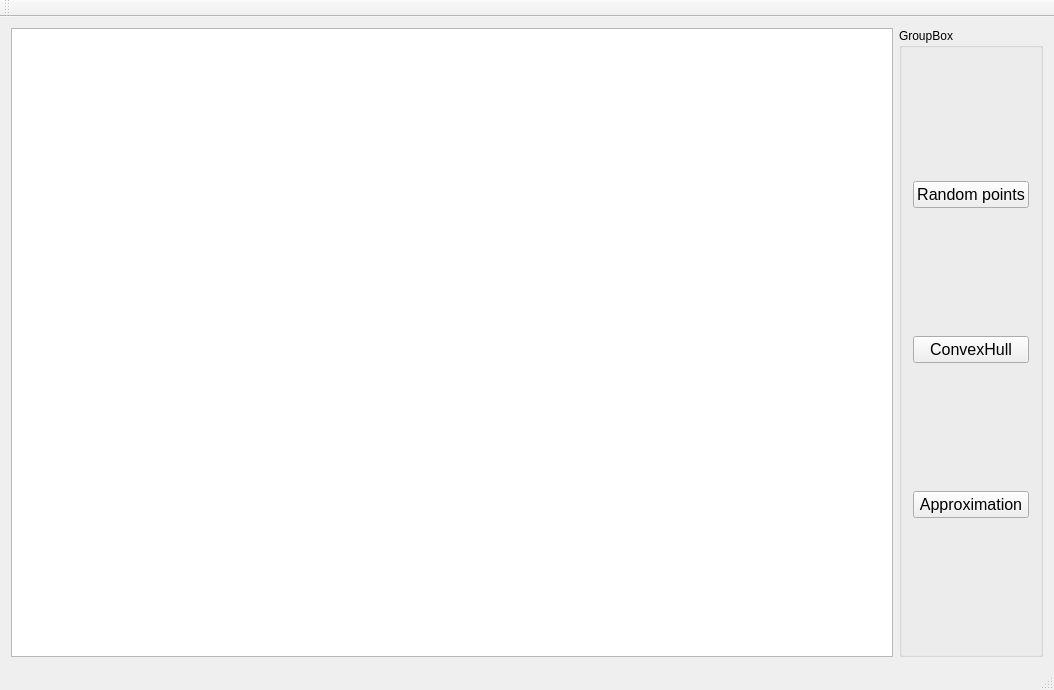
First picture: the form in ConvexHullApproximation/mainwindow.ui, repository scientist19-university/ComputationalGeometryLabs, before the edit.
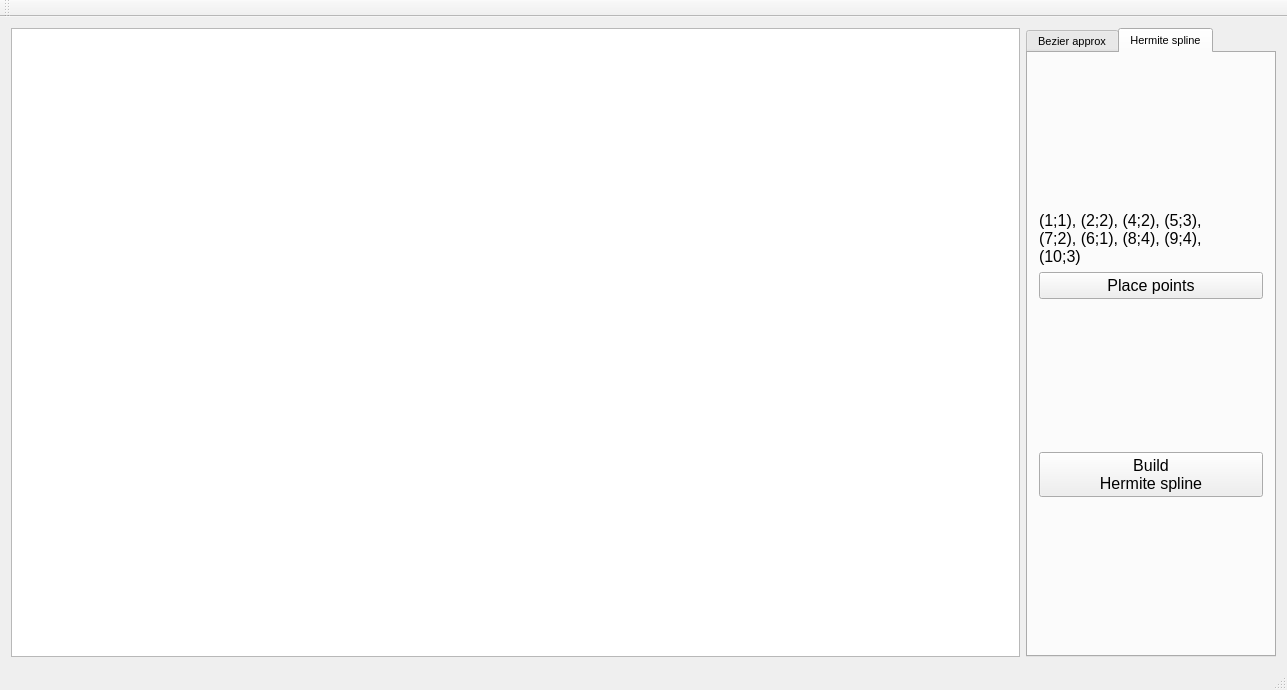
Second picture: the form after the edit.

Commit message: added Hermit spline build

The edit to the form file:
```diff
--- a/ConvexHullApproximation/mainwindow.ui
+++ b/ConvexHullApproximation/mainwindow.ui
@@ -6,17 +6,29 @@
    <rect>
     <x>0</x>
     <y>0</y>
-    <width>1054</width>
+    <width>1287</width>
     <height>690</height>
    </rect>
   </property>
   <property name="windowTitle">
    <string>MainWindow</string>
   </property>
+  <property name="styleSheet">
+   <string notr="true"/>
+  </property>
   <widget class="QWidget" name="centralWidget">
    <layout class="QHBoxLayout" name="horizontalLayout">
     <item>
      <widget class="QGraphicsView" name="graphicsView">
+      <property name="sizePolicy">
+       <sizepolicy hsizetype="Expanding" vsizetype="Expanding">
+        <horstretch>0</horstretch>
+        <verstretch>0</verstretch>
+       </sizepolicy>
+      </property>
+      <property name="styleSheet">
+       <string notr="true"/>
+      </property>
       <property name="interactive">
        <bool>true</bool>
       </property>
@@ -26,6 +38,39 @@
      </widget>
     </item>
     <item>
+     <widget class="QTabWidget" name="tabWidget">
+      <property name="sizePolicy">
+       <sizepolicy hsizetype="Minimum" vsizetype="Expanding">
+        <horstretch>0</horstretch>
+        <verstretch>0</verstretch>
+       </sizepolicy>
+      </property>
+      <property name="minimumSize">
+       <size>
+        <width>250</width>
+        <height>0</height>
+       </size>
+      </property>
+      <property name="font">
+       <font>
+        <pointsize>8</pointsize>
+       </font>
+      </property>
+      <property name="currentIndex">
+       <number>1</number>
+      </property>
+      <property name="tabsClosable">
+       <bool>false</bool>
+      </property>
+      <property name="tabBarAutoHide">
+       <bool>false</bool>
+      </property>
+      <widget class="QWidget" name="bezier_approx_tab">
+       <attribute name="title">
+        <string>Bezier approx</string>
+       </attribute>
+       <layout class="QHBoxLayout" name="horizontalLayout_2">
+        <item>
      <widget class="QGroupBox" name="groupBox">
       <property name="title">
        <string>GroupBox</string>
@@ -81,6 +126,101 @@
     </item>
    </layout>
   </widget>
+      <widget class="QWidget" name="hermite_spline_tab">
+       <attribute name="title">
+        <string>Hermite spline</string>
+       </attribute>
+       <layout class="QVBoxLayout" name="verticalLayout_2">
+        <item>
+         <spacer name="verticalSpacer">
+          <property name="orientation">
+           <enum>Qt::Vertical</enum>
+          </property>
+          <property name="sizeHint" stdset="0">
+           <size>
+            <width>20</width>
+            <height>40</height>
+           </size>
+          </property>
+         </spacer>
+        </item>
+        <item>
+         <widget class="QLabel" name="label">
+          <property name="sizePolicy">
+           <sizepolicy hsizetype="Preferred" vsizetype="Fixed">
+            <horstretch>0</horstretch>
+            <verstretch>0</verstretch>
+           </sizepolicy>
+          </property>
+          <property name="font">
+           <font>
+            <pointsize>12</pointsize>
+           </font>
+          </property>
+          <property name="text">
+           <string>(1;1), (2;2), (4;2), (5;3), 
+(7;2), (6;1), (8;4), (9;4), 
+(10;3)</string>
+          </property>
+         </widget>
+        </item>
+        <item>
+         <widget class="QPushButton" name="placePointsButton">
+          <property name="font">
+           <font>
+            <pointsize>12</pointsize>
+           </font>
+          </property>
+          <property name="text">
+           <string>Place points</string>
+          </property>
+         </widget>
+        </item>
+        <item>
+         <spacer name="verticalSpacer_2">
+          <property name="orientation">
+           <enum>Qt::Vertical</enum>
+          </property>
+          <property name="sizeHint" stdset="0">
+           <size>
+            <width>20</width>
+            <height>40</height>
+           </size>
+          </property>
+         </spacer>
+        </item>
+        <item>
+         <widget class="QPushButton" name="buildHermiteSplineButton">
+          <property name="font">
+           <font>
+            <pointsize>12</pointsize>
+           </font>
+          </property>
+          <property name="text">
+           <string>Build 
+Hermite spline</string>
+          </property>
+         </widget>
+        </item>
+        <item>
+         <spacer name="verticalSpacer_3">
+          <property name="orientation">
+           <enum>Qt::Vertical</enum>
+          </property>
+          <property name="sizeHint" stdset="0">
+           <size>
+            <width>20</width>
+            <height>40</height>
+           </size>
+          </property>
+         </spacer>
+        </item>
+       </layout>
+      </widget>
+     </widget>
+    </item>
+   </layout>
+  </widget>
   <widget class="QMenuBar" name="menuBar">
    <property name="geometry">
     <rect>
```
Left out of the diff: 2 changed lines with no effect on the pictures. Lines whose indentation alone changed are shown as unchanged. The commit also changes 4 other files.
